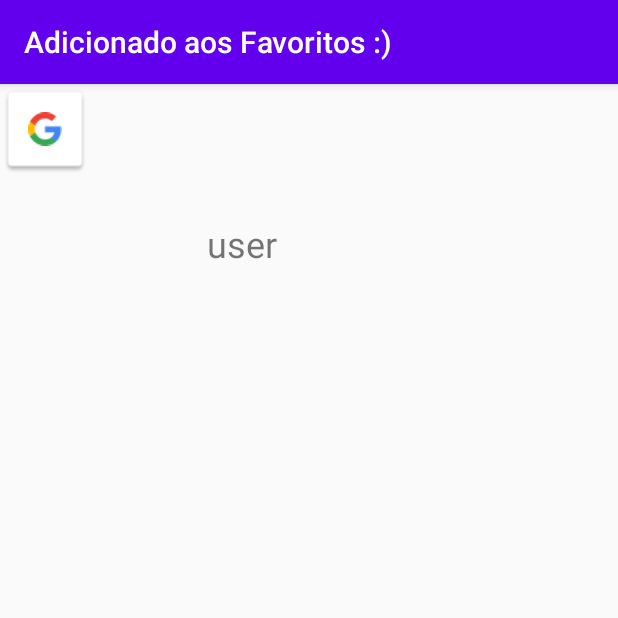
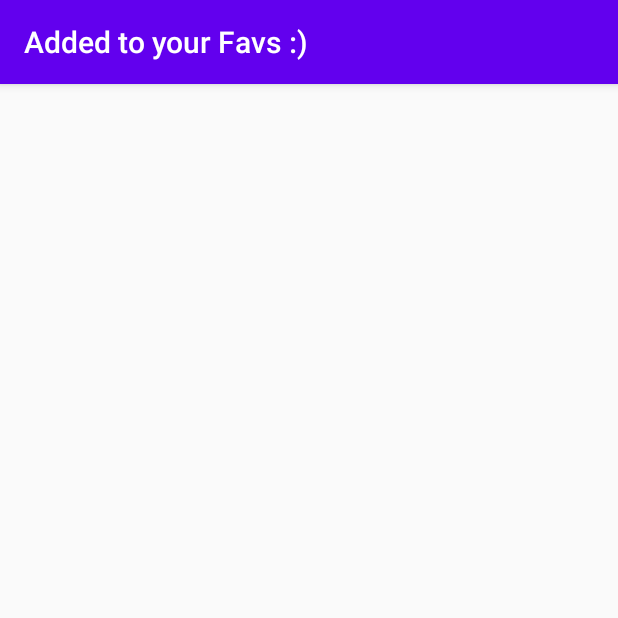
Before and after one commit to emartins05/AppShopper, an Android app: the performAddFavActivity screen opened directly, with no data from a screen before it, on a phone screen of 412 x 824 dp, the top half of it. Run offline under Robolectric (Android 15) with nearby library versions, the phone set to English and light mode, and no system bars; our stand-ins replace Firebase (no records; nobody signed in at launch, a user with empty details on screens opened directly), Picasso; libraries missing offline, so code that uses them is left out: com.xwray.groupie; pictures from the network do not load.

Commit message:
Favoritar na lista e exibir os favoritados

```diff
--- a/app/src/main/AndroidManifest.xml
+++ b/app/src/main/AndroidManifest.xml
@@ -7,7 +7,7 @@
     <application
         android:allowBackup="true"
         android:icon="@mipmap/ic_launcher"
-        android:label="App Shopper"
+        android:label=""
         android:roundIcon="@mipmap/ic_launcher_round"
         android:supportsRtl="true"
         android:theme="@style/AppTheme">
--- a/app/src/main/java/com/example/appshopper/performAddFavActivity.kt
+++ b/app/src/main/java/com/example/appshopper/performAddFavActivity.kt
@@ -19,12 +19,12 @@ class performAddFavActivity : AppCompatActivity() {
         super.onCreate(savedInstanceState)
         setContentView(R.layout.activity_perform_add_favorites)
         val title = intent.getStringExtra(LatestItensActivity.USER_KEY)
-        supportActionBar?.title = "Adicionado aos Favoritos :)"
+        supportActionBar?.title = "Added to your Favs :)"
 
         val uid = FirebaseAuth.getInstance().uid ?:""
 
         title_favorited_done_textview.text = title
-        title_favorited_done_uid_textview.text= uid
+     //   title_favorited_done_uid_textview.text= uid
         val data = UserToSaveFav(
             title,
             uid )
--- a/app/src/main/java/com/example/appshopper/registration/RegisterActivity.kt
+++ b/app/src/main/java/com/example/appshopper/registration/RegisterActivity.kt
@@ -17,6 +17,7 @@ import kotlinx.android.synthetic.main.activity_register.*
 import java.util.*
 
 class RegisterActivity : AppCompatActivity() {
+
 
     override fun onCreate(savedInstanceState: Bundle?) {
         super.onCreate(savedInstanceState)
--- a/app/src/main/res/layout/activity_perform_add_favorites.xml
+++ b/app/src/main/res/layout/activity_perform_add_favorites.xml
@@ -3,38 +3,22 @@
     xmlns:app="http://schemas.android.com/apk/res-auto"
     xmlns:tools="http://schemas.android.com/tools"
     android:layout_width="match_parent"
-    android:layout_height="match_parent"
+    android:layout_height="wrap_content"
     tools:context=".performAddFavActivity">
 
     <TextView
         android:id="@+id/title_favorited_done_textview"
-        android:layout_width="276dp"
-        android:layout_height="58dp"
+        android:layout_width="398dp"
+        android:layout_height="52dp"
+        android:layout_marginStart="24dp"
+        android:layout_marginLeft="24dp"
         android:text="TextView"
-        android:textAppearance="@style/TextAppearance.AppCompat.Body1"
+        android:textAppearance="@style/TextAppearance.AppCompat.Display2"
+        android:textColor="#000000"
         android:textSize="24sp"
         app:layout_constraintEnd_toEndOf="parent"
-        app:layout_constraintStart_toEndOf="@+id/imageView2"
-        tools:layout_editor_absoluteY="85dp" />
+        app:layout_constraintHorizontal_bias="0.36"
+        app:layout_constraintStart_toStartOf="parent"
+        tools:layout_editor_absoluteY="78dp" />
 
-    <ImageView
-        android:id="@+id/imageView2"
-        android:layout_width="60dp"
-        android:layout_height="60dp"
-        android:layout_marginTop="16dp"
-        android:src="@drawable/common_google_signin_btn_icon_light"
-        tools:layout_editor_absoluteX="28dp"
-        tools:layout_editor_absoluteY="85dp" />
-
-    <TextView
-        android:id="@+id/title_favorited_done_uid_textview"
-        android:layout_width="206dp"
-        android:layout_height="35dp"
-        android:layout_marginTop="32dp"
-        android:text="TextView"
-        android:textSize="24sp"
-        app:layout_constraintEnd_toEndOf="@+id/title_favorited_done_textview"
-        app:layout_constraintHorizontal_bias="0.571"
-        app:layout_constraintStart_toStartOf="@+id/title_favorited_done_textview"
-        app:layout_constraintTop_toBottomOf="@+id/title_favorited_done_textview" />
 </androidx.constraintlayout.widget.ConstraintLayout>
--- a/app/src/main/res/menu/nav_menu.xml
+++ b/app/src/main/res/menu/nav_menu.xml
@@ -2,23 +2,23 @@
 <menu xmlns:android="http://schemas.android.com/apk/res/android"
     xmlns:app = "http://schemas.android.com/apk/res-auto">
 
-
     <item android:id="@+id/search"
         android:title="Buscar"
         app:actionViewClass="android.widget.SearchView"
-        app:showAsAction="ifRoom" />
+        app:showAsAction="always"
+        />
 
     <item android:id="@+id/favoriteds"
             android:title="Favoritos"
-             app:showAsAction="ifRoom" />
+             app:showAsAction="always" />
 
     <item android:id="@+id/edditUser_regData"
         android:title="CADASTRO"
-        app:showAsAction="ifRoom" />
+        app:showAsAction="always" />
 
     <item android:id="@+id/menu_sign_out"
             android:title="SAIR"
-            app:showAsAction="ifRoom" />
+            app:showAsAction="always" />
 
 
 
```
Also changed, not shown: app/src/main/java/com/example/appshopper/FavoritedActivity.kt (+39 -9 lines), app/src/main/java/com/example/appshopper/LatestItensActivity.kt (+55 -13 lines), app/src/main/res/layout/data_row_favorited.xml (+6 -13 lines).
